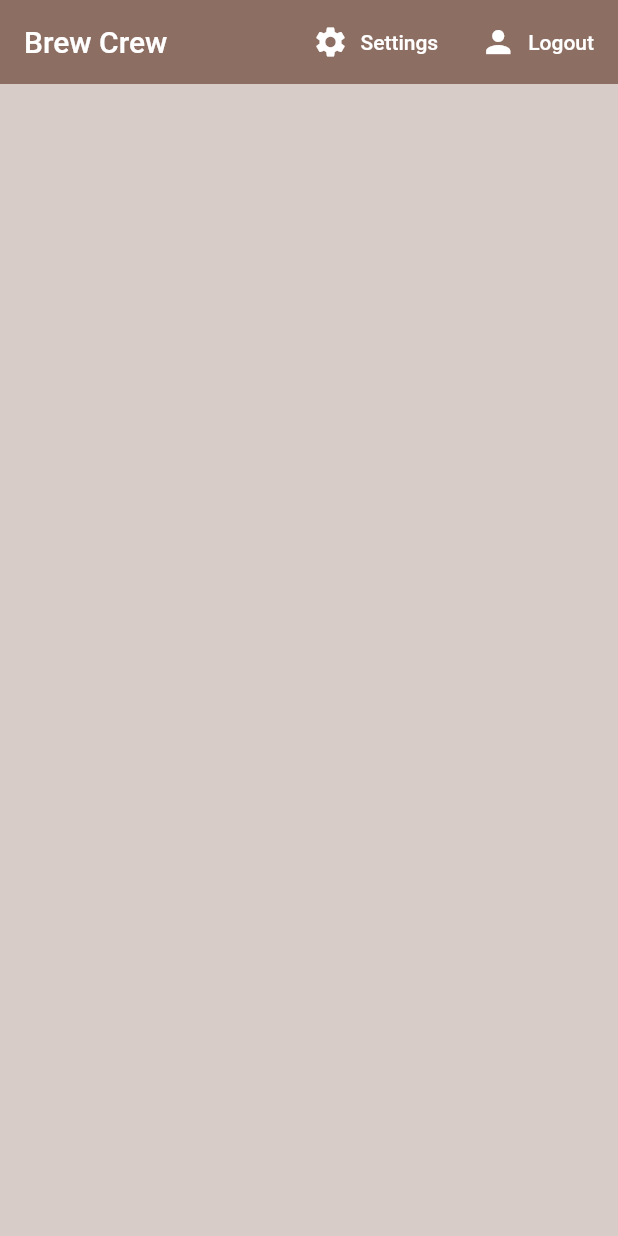
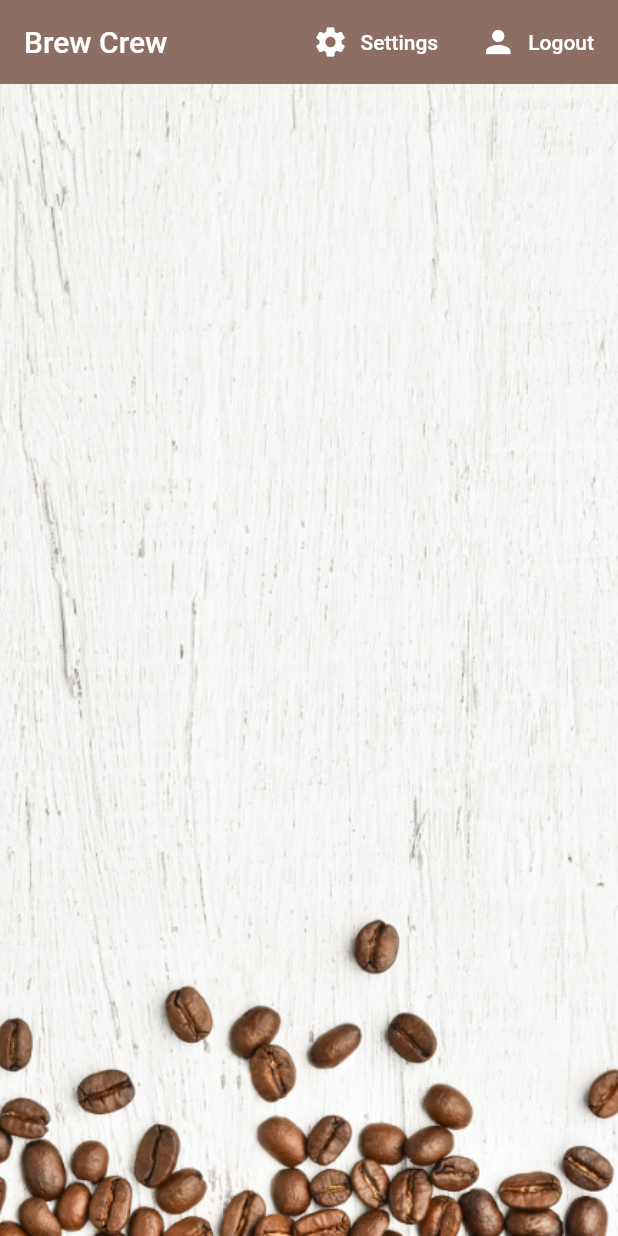
Before and after one commit to Victor-Fiamoncini/brew-crew, a Flutter app: the screen it shows once a user with an empty profile is signed in, on a phone screen of 412 x 824 dp. Run offline on Flutter 3.47's test engine with Material 2 defaults, Android fonts, the phone set to English and light mode, and no system bars; our stand-ins replace cloud_firestore, firebase_auth, flutter_spinkit; accounts and stored records are empty.

```diff
--- a/lib/pages/home/brew_item.dart
+++ b/lib/pages/home/brew_item.dart
@@ -17,6 +17,7 @@ class BrewItem extends StatelessWidget {
           leading: CircleAvatar(
             radius: 25,
             backgroundColor: Colors.brown[brew.strength],
+            backgroundImage: const AssetImage('lib/assets/coffee_icon.png'),
           ),
           title: Text(brew.name),
           subtitle: Text('Takes ${brew.sugars} sugar(s)'),
--- a/lib/pages/home/home.dart
+++ b/lib/pages/home/home.dart
@@ -73,7 +73,15 @@ class Home extends StatelessWidget {
             ),
           ],
         ),
-        body: BrewList(),
+        body: Container(
+          decoration: const BoxDecoration(
+            image: DecorationImage(
+              image: AssetImage('lib/assets/coffee_background.png'),
+              fit: BoxFit.cover,
+            ),
+          ),
+          child: BrewList(),
+        ),
       ),
     );
   }
--- a/pubspec.yaml
+++ b/pubspec.yaml
@@ -22,3 +22,6 @@ dev_dependencies:
 
 flutter:
   uses-material-design: true
+
+  assets:
+    - lib/assets/
```
Also changed, not shown: lib/assets/coffee_background.png (added), lib/assets/coffee_icon.png (added).
